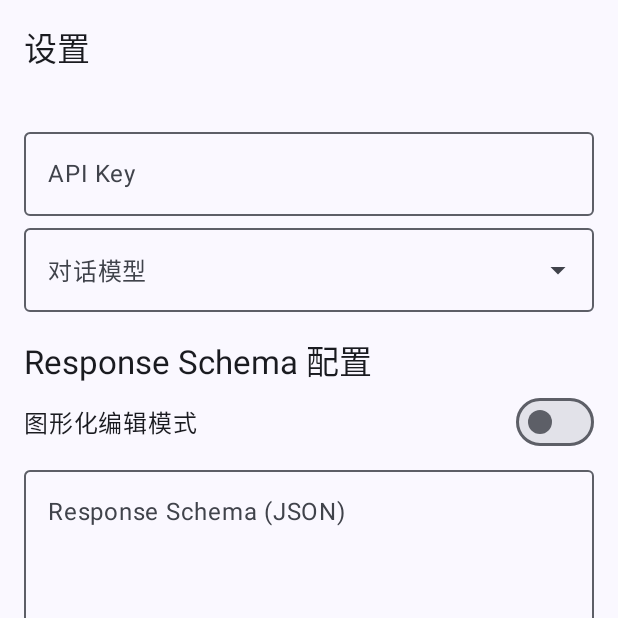
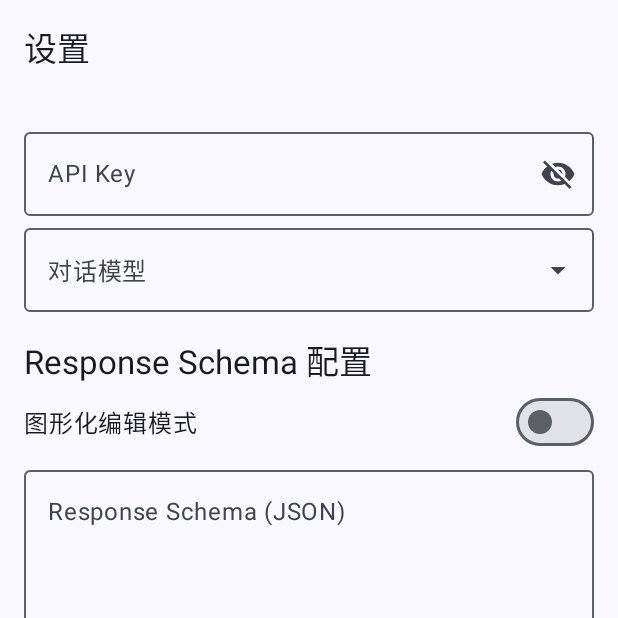
Before and after one commit to Hfugghg/Memoria, an Android app built with Jetpack Compose: the composable SettingsScreen shown on its own in the app's theme, on a phone screen of 412 x 824 dp, the top half of it. Run offline under Robolectric (Android 15) with nearby library versions, the phone set to English and light mode, and no system bars; our stand-ins replace Dagger/Hilt's generated code.

Commit message:
feat(ui): 改进设置界面，优化用户体验

```diff
--- a/app/src/main/java/com/exp/memoria/ui/settings/settingsscreen/SettingsScreen.kt
+++ b/app/src/main/java/com/exp/memoria/ui/settings/settingsscreen/SettingsScreen.kt
@@ -9,17 +9,19 @@ import androidx.compose.foundation.lazy.LazyColumn
 import androidx.compose.foundation.lazy.items
 import androidx.compose.foundation.lazy.rememberLazyListState
 import androidx.compose.foundation.rememberScrollState
+import androidx.compose.foundation.text.KeyboardOptions
 import androidx.compose.foundation.verticalScroll
 import androidx.compose.material.icons.Icons
-import androidx.compose.material.icons.filled.Add
-import androidx.compose.material.icons.filled.ArrowDropDown
-import androidx.compose.material.icons.filled.Delete
-import androidx.compose.material.icons.filled.Edit
+import androidx.compose.material.icons.filled.*
 import androidx.compose.material3.*
 import androidx.compose.runtime.*
+import androidx.compose.runtime.saveable.rememberSaveable
 import androidx.compose.ui.Alignment
 import androidx.compose.ui.Modifier
 import androidx.compose.ui.platform.LocalContext
+import androidx.compose.ui.text.input.KeyboardType
+import androidx.compose.ui.text.input.PasswordVisualTransformation
+import androidx.compose.ui.text.input.VisualTransformation
 import androidx.compose.ui.unit.dp
 import androidx.hilt.navigation.compose.hiltViewModel
 import com.exp.memoria.ui.settings.SettingsViewModel
@@ -61,6 +63,17 @@ fun SettingsScreen(viewModel: SettingsViewModel = hiltViewModel()) {
     var editingInstructionIndex by remember { mutableStateOf<Int?>(null) }
     var draftInstructionText by remember { mutableStateOf("") }
 
+    // API Key 输入框的本地状态
+    var apiKeyInput by remember { mutableStateOf(settings.apiKey) }
+    var apiKeyVisible by rememberSaveable { mutableStateOf(false) }
+
+    // 当 ViewModel 中的 apiKey 变化时，同步更新本地状态
+    LaunchedEffect(settings.apiKey) {
+        if (apiKeyInput != settings.apiKey) {
+            apiKeyInput = settings.apiKey
+        }
+    }
+
     // 页面整体脚手架
     Scaffold(
         topBar = {
@@ -76,10 +89,27 @@ fun SettingsScreen(viewModel: SettingsViewModel = hiltViewModel()) {
         ) {
             // API Key 输入框
             OutlinedTextField(
-                value = settings.apiKey,
-                onValueChange = viewModel::onApiKeyChange,
+                value = apiKeyInput,
+                onValueChange = {
+                    apiKeyInput = it // 立即更新本地状态，解决粘贴问题
+                    viewModel.onApiKeyChange(it) // 通知 ViewModel 保存
+                },
                 label = { Text("API Key") },
-                modifier = Modifier.fillMaxWidth()
+                modifier = Modifier.fillMaxWidth(),
+                singleLine = true,
+                visualTransformation = if (apiKeyVisible) VisualTransformation.None else PasswordVisualTransformation(),
+                keyboardOptions = KeyboardOptions(keyboardType = KeyboardType.Password),
+                trailingIcon = {
+                    val image = if (apiKeyVisible)
+                        Icons.Filled.Visibility
+                    else
+                        Icons.Filled.VisibilityOff
+                    val description = if (apiKeyVisible) "隐藏密钥" else "显示密钥"
+
+                    IconButton(onClick = { apiKeyVisible = !apiKeyVisible }) {
+                        Icon(imageVector = image, contentDescription = description)
+                    }
+                }
             )
 
             // 对话模型选择输入框
```
